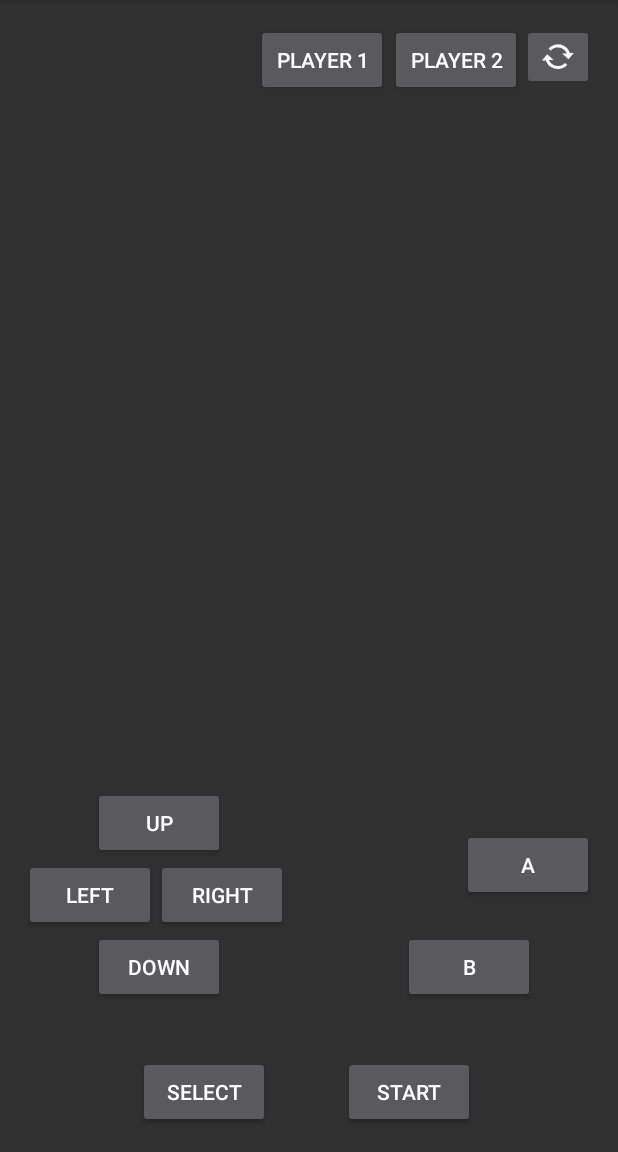
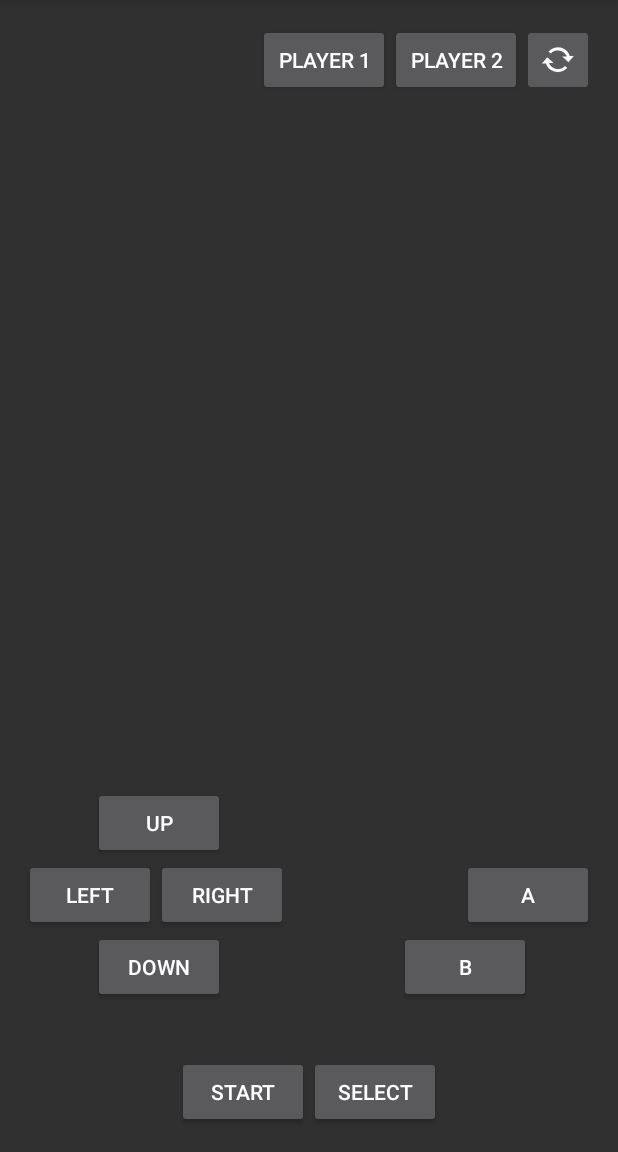
Before and after one commit to jlundstrom/Table-Framework, an Android app: the ControllerActivity screen opened directly, with no data from a screen before it, on a phone screen of 412 x 824 dp, the part 84-1236 px from its top. Run offline under Robolectric (Android 15) with nearby library versions, the phone set to English and light mode, and no system bars; 3 statements that could not run were skipped.

Commit message:
made app look prettier using LinearLayout

```diff
--- a/AndroidGUI/app/src/main/java/com/remote/btcontroller/MainActivity.java
+++ b/AndroidGUI/app/src/main/java/com/remote/btcontroller/MainActivity.java
@@ -66,7 +66,7 @@ public class MainActivity extends AppCompatActivity
     private void pairedDevicesList()
     {
         pairedDevices = mBluetooth.getBondedDevices();
-        ArrayList list = new ArrayList();
+        ArrayList<String> list = new ArrayList<String>();
 
         if (pairedDevices.size() > 0)
         {
@@ -83,7 +83,7 @@ public class MainActivity extends AppCompatActivity
                     Toast.LENGTH_SHORT).show();
         }
 
-        final ArrayAdapter adapter = new ArrayAdapter(this, android.R.layout.simple_list_item_1,
+        final ArrayAdapter<String> adapter = new ArrayAdapter<String>(this, android.R.layout.simple_list_item_1,
                 list);
         listDevices.setAdapter(adapter);
         listDevices.setOnItemClickListener(mListClickListener);
--- a/AndroidGUI/app/src/main/res/layout/activity_bt_controller.xml
+++ b/AndroidGUI/app/src/main/res/layout/activity_bt_controller.xml
@@ -10,41 +10,74 @@
     android:paddingTop="@dimen/activity_vertical_margin"
     tools:context="com.remote.btcontroller.ControllerActivity">
 
-    <Button
-        android:id="@+id/btn_select"
-        android:layout_width="wrap_content"
+    <LinearLayout
+        android:orientation="horizontal"
+        android:layout_width="fill_parent"
         android:layout_height="wrap_content"
-        android:text="Select"
+        android:weightSum="3"
+        android:gravity="center"
         android:layout_alignParentBottom="true"
-        android:layout_alignEnd="@+id/btn_right"
-        android:layout_marginEnd="12dp" />
+        android:layout_alignParentStart="true"
+        android:id="@+id/linearLayout2">
+        <Button
+            android:id="@+id/btn_start"
+            android:layout_width="wrap_content"
+            android:layout_height="wrap_content"
+            android:text="Start" />
+        <Button
+            android:id="@+id/btn_select"
+            android:layout_width="wrap_content"
+            android:layout_height="wrap_content"
+            android:text="Select" />
+    </LinearLayout>
 
-    <Button
-        android:id="@+id/btn_start"
-        android:layout_width="wrap_content"
+    <LinearLayout
+        android:orientation="horizontal"
+        android:layout_width="fill_parent"
         android:layout_height="wrap_content"
-        android:text="Start"
-        android:layout_alignParentBottom="true"
-        android:layout_toStartOf="@+id/btn_sync"
-        android:layout_marginEnd="31dp" />
+        android:weightSum="3"
+        android:gravity="right"
+        android:id="@+id/linearLayout1"
+        android:layout_alignParentTop="true"
+        android:layout_alignParentStart="true">
+
+        <Button
+            android:id="@+id/btn_p1"
+            android:layout_width="wrap_content"
+            android:layout_height="wrap_content"
+            android:text="Player 1" />
+
+        <Button
+            android:id="@+id/btn_p2"
+            android:layout_width="wrap_content"
+            android:layout_height="wrap_content"
+            android:text="Player 2" />
+
+        <ImageButton
+            android:id="@+id/btn_sync"
+            android:layout_width="wrap_content"
+            android:layout_height="match_parent"
+            app:srcCompat="@android:drawable/stat_notify_sync_noanim" />
+
+    </LinearLayout>
 
     <Button
         android:id="@+id/btn_up"
         android:layout_width="wrap_content"
         android:layout_height="wrap_content"
+        android:text="Up"
         android:layout_above="@+id/btn_left"
-        android:layout_alignEnd="@+id/btn_right"
-        android:layout_marginEnd="42dp"
-        android:text="Up" />
+        android:layout_alignStart="@+id/btn_down" />
 
     <Button
         android:id="@+id/btn_down"
         android:layout_width="wrap_content"
         android:layout_height="wrap_content"
+        android:text="Down"
+        android:layout_marginEnd="42dp"
         android:layout_marginBottom="35dp"
-        android:text="Down"
-        android:layout_above="@+id/btn_select"
-        android:layout_alignStart="@+id/btn_up" />
+        android:layout_above="@+id/linearLayout2"
+        android:layout_alignEnd="@+id/btn_right" />
 
     <Button
         android:id="@+id/btn_a"
@@ -52,15 +85,14 @@
         android:layout_height="wrap_content"
         android:text="A"
         android:layout_above="@+id/btn_b"
-        android:layout_alignParentEnd="true"
-        android:layout_marginBottom="20dp" />
+        android:layout_alignParentEnd="true" />
 
     <Button
         android:id="@+id/btn_b"
         android:layout_width="wrap_content"
         android:layout_height="wrap_content"
         android:text="B"
-        android:layout_marginEnd="39dp"
+        android:layout_marginEnd="42dp"
         android:layout_below="@+id/btn_right"
         android:layout_alignParentEnd="true" />
 
@@ -68,42 +100,17 @@
         android:id="@+id/btn_left"
         android:layout_width="wrap_content"
         android:layout_height="wrap_content"
+        android:text="Left"
         android:layout_above="@+id/btn_down"
-        android:layout_alignParentStart="true"
-        android:text="Left" />
+        android:layout_alignParentStart="true" />
 
     <Button
         android:id="@+id/btn_right"
         android:layout_width="wrap_content"
         android:layout_height="wrap_content"
-        android:layout_above="@+id/btn_down"
-        android:layout_toEndOf="@+id/btn_left"
-        android:text="Right" />
-
-    <ImageButton
-        android:id="@+id/btn_sync"
-        android:layout_width="wrap_content"
-        android:layout_height="wrap_content"
-        app:srcCompat="@android:drawable/stat_notify_sync_noanim"
-        android:layout_alignParentTop="true"
-        android:layout_alignParentEnd="true" />
-
-    <Button
-        android:id="@+id/btn_p1"
-        android:layout_width="wrap_content"
-        android:layout_height="wrap_content"
-        android:text="Player 1"
-        android:layout_alignParentTop="true"
-        android:layout_toStartOf="@+id/btn_b"
-        android:layout_marginEnd="10dp" />
-
-    <Button
-        android:id="@+id/btn_p2"
-        android:layout_width="wrap_content"
-        android:layout_height="wrap_content"
-        android:text="Player 2"
-        android:layout_marginLeft="30dp"
-        android:layout_alignParentTop="true"
-        android:layout_toStartOf="@+id/btn_sync" />
+        android:text="Right"
+        android:layout_alignBaseline="@+id/btn_left"
+        android:layout_alignBottom="@+id/btn_left"
+        android:layout_toEndOf="@+id/btn_left" />
 
 </RelativeLayout>
```
Also changed, not shown: 1 other file.
